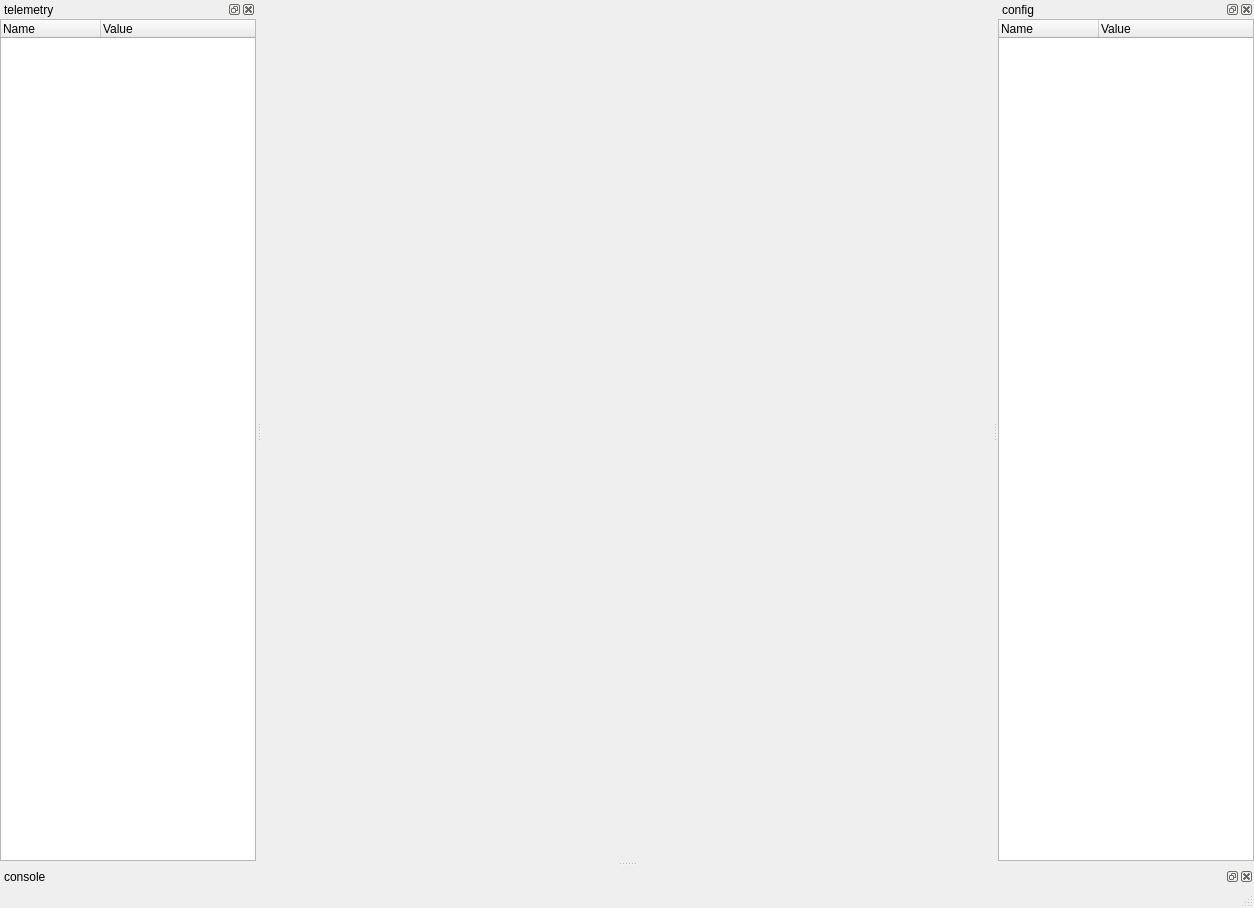
Old version of the form tools/tview_main_window.ui in the repository mjbots/quad.
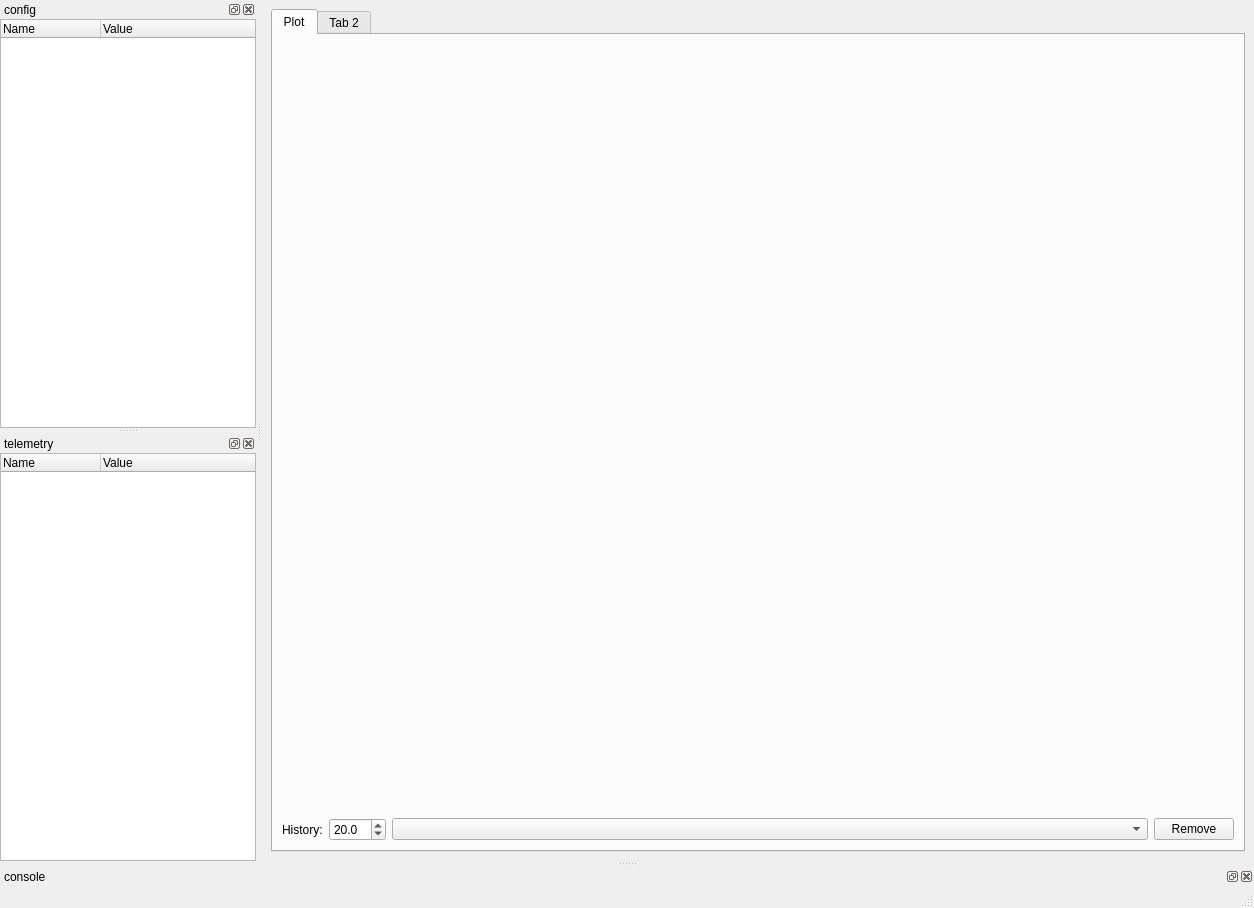
New version of the form.

Commit message: tview: Make plots work much better.  * Improve performance with multiple plots a lot.  * Allow plot removal.  * Let the history window be tweaked.

What changed in the file:
```diff
--- a/tools/tview_main_window.ui
+++ b/tools/tview_main_window.ui
@@ -16,7 +16,77 @@
   <property name="dockOptions">
    <set>QMainWindow::AllowTabbedDocks|QMainWindow::AnimatedDocks|QMainWindow::ForceTabbedDocks</set>
   </property>
-  <widget class="QWidget" name="centralwidget"/>
+  <widget class="QWidget" name="centralwidget">
+   <layout class="QVBoxLayout" name="verticalLayout_3">
+    <item>
+     <widget class="QTabWidget" name="tabWidget">
+      <widget class="QWidget" name="tab">
+       <attribute name="title">
+        <string>Plot</string>
+       </attribute>
+       <layout class="QVBoxLayout" name="verticalLayout_4">
+        <item>
+         <widget class="QWidget" name="plotHolderWidget" native="true">
+          <property name="sizePolicy">
+           <sizepolicy hsizetype="Preferred" vsizetype="Preferred">
+            <horstretch>0</horstretch>
+            <verstretch>1</verstretch>
+           </sizepolicy>
+          </property>
+         </widget>
+        </item>
+        <item>
+         <layout class="QHBoxLayout" name="horizontalLayout">
+          <item>
+           <widget class="QLabel" name="historyLabel">
+            <property name="text">
+             <string>History:</string>
+            </property>
+           </widget>
+          </item>
+          <item>
+           <widget class="QDoubleSpinBox" name="historySpin">
+            <property name="decimals">
+             <number>1</number>
+            </property>
+            <property name="maximum">
+             <double>500.000000000000000</double>
+            </property>
+            <property name="value">
+             <double>20.000000000000000</double>
+            </property>
+           </widget>
+          </item>
+          <item>
+           <widget class="QComboBox" name="plotItemCombo">
+            <property name="sizePolicy">
+             <sizepolicy hsizetype="Preferred" vsizetype="Fixed">
+              <horstretch>1</horstretch>
+              <verstretch>0</verstretch>
+             </sizepolicy>
+            </property>
+           </widget>
+          </item>
+          <item>
+           <widget class="QPushButton" name="plotItemRemoveButton">
+            <property name="text">
+             <string>Remove</string>
+            </property>
+           </widget>
+          </item>
+         </layout>
+        </item>
+       </layout>
+      </widget>
+      <widget class="QWidget" name="tab_2">
+       <attribute name="title">
+        <string>Tab 2</string>
+       </attribute>
+      </widget>
+     </widget>
+    </item>
+   </layout>
+  </widget>
   <widget class="QMenuBar" name="menubar">
    <property name="geometry">
     <rect>
@@ -42,7 +112,7 @@
     <string>config</string>
    </property>
    <attribute name="dockWidgetArea">
-    <number>2</number>
+    <number>1</number>
    </attribute>
    <widget class="QWidget" name="configDockWidget">
     <layout class="QVBoxLayout" name="verticalLayout">
```
The commit also changes 1 other file.
